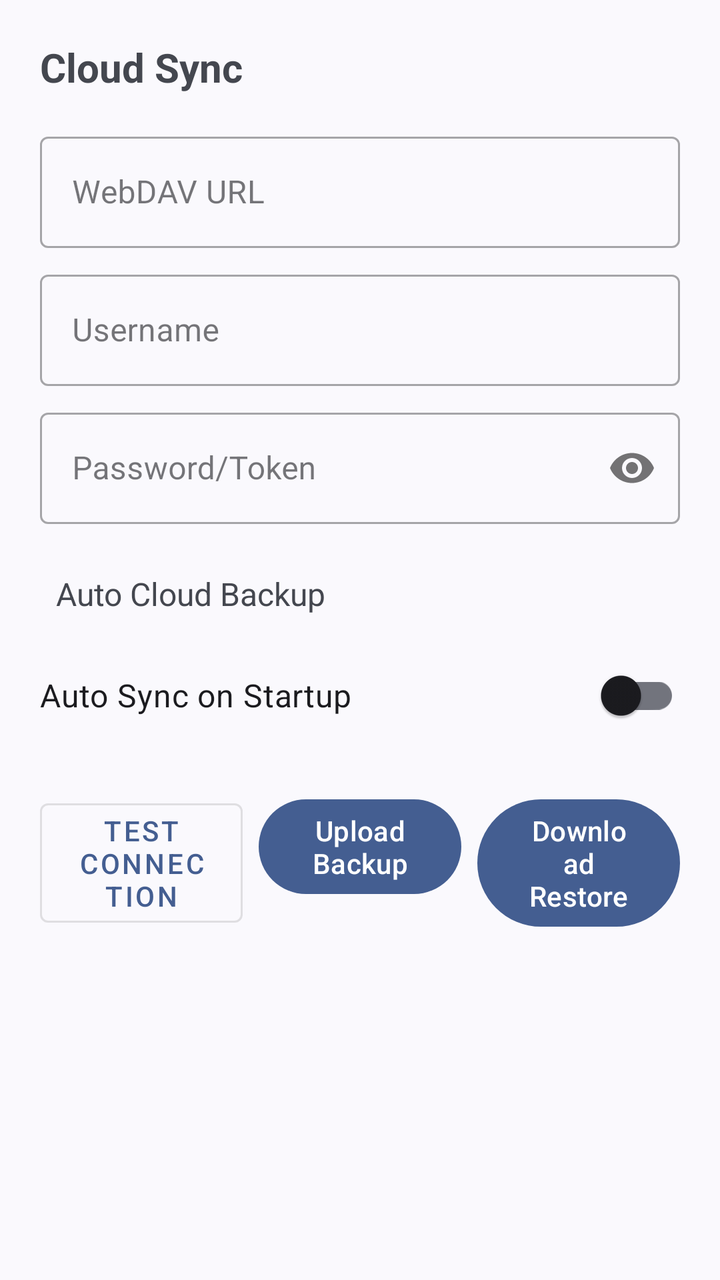
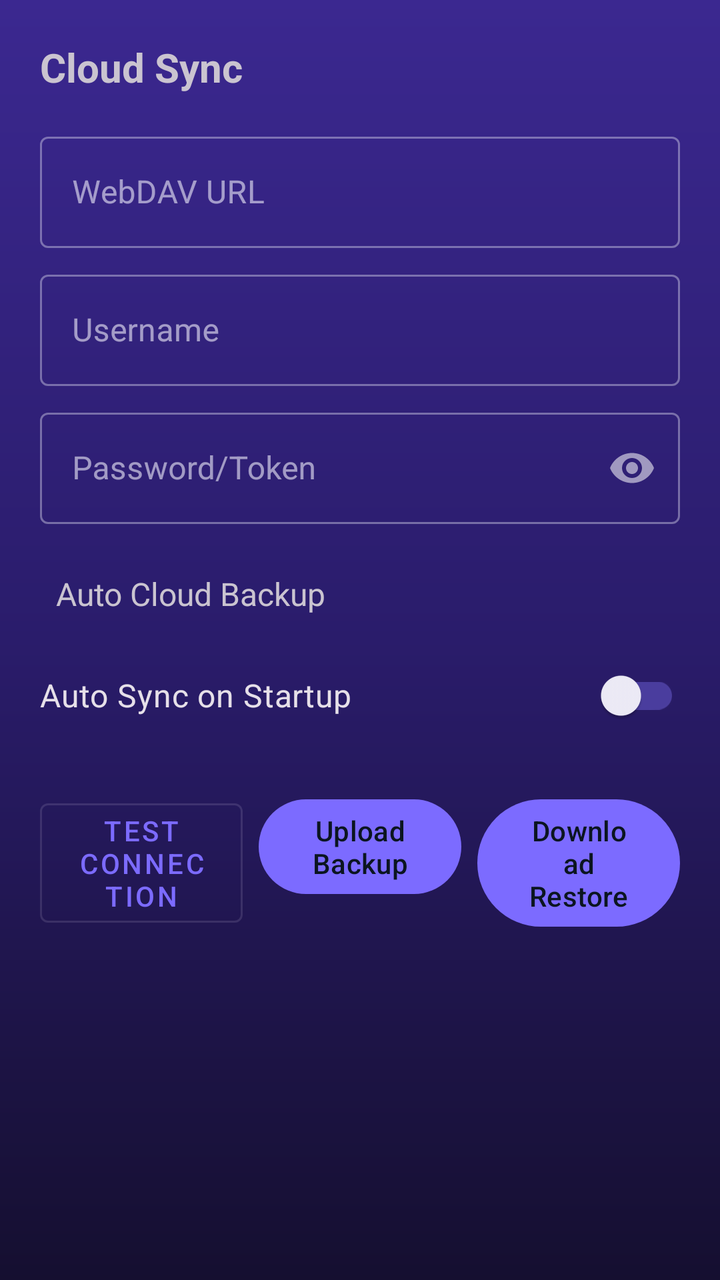

An Android layout rendered at two revisions. The XML below is the earlier revision; the diff shows what the commit changed to produce the second picture.
<!-- AndroidManifest.xml: another module's application theme Theme.App -->
<!-- res/layout/dialog_webdav.xml -->
<?xml version="1.0" encoding="utf-8"?>
<ScrollView xmlns:android="http://schemas.android.com/apk/res/android"
    xmlns:app="http://schemas.android.com/apk/res-auto"
    android:layout_width="match_parent"
    android:layout_height="wrap_content"
    android:scrollbars="none">

    <LinearLayout
        android:layout_width="match_parent"
        android:layout_height="wrap_content"
        android:orientation="vertical"
        android:padding="20dp">

        <TextView
            android:layout_width="match_parent"
            android:layout_height="wrap_content"
            android:textSize="20sp"
            android:textStyle="bold"
            android:layout_marginBottom="16dp"
            android:text="@string/setting_sync" />

        
        <com.google.android.material.textfield.TextInputLayout
            android:layout_width="match_parent"
            android:layout_height="wrap_content"
            android:layout_marginBottom="8dp"
            android:hint="@string/sync_url"
            style="@style/Widget.MaterialComponents.TextInputLayout.OutlinedBox">
            <com.google.android.material.textfield.TextInputEditText
                android:id="@+id/url"
                android:layout_width="match_parent"
                android:layout_height="wrap_content"
                android:inputType="textUri"
                android:singleLine="true" />
        </com.google.android.material.textfield.TextInputLayout>

        
        <com.google.android.material.textfield.TextInputLayout
            android:layout_width="match_parent"
            android:layout_height="wrap_content"
            android:layout_marginBottom="8dp"
            android:hint="@string/sync_user"
            style="@style/Widget.MaterialComponents.TextInputLayout.OutlinedBox">
            <com.google.android.material.textfield.TextInputEditText
                android:id="@+id/user"
                android:layout_width="match_parent"
                android:layout_height="wrap_content"
                android:inputType="text"
                android:singleLine="true" />
        </com.google.android.material.textfield.TextInputLayout>

        
        <com.google.android.material.textfield.TextInputLayout
            android:layout_width="match_parent"
            android:layout_height="wrap_content"
            android:layout_marginBottom="16dp"
            android:hint="@string/sync_pass"
            app:passwordToggleEnabled="true"
            style="@style/Widget.MaterialComponents.TextInputLayout.OutlinedBox">
            <com.google.android.material.textfield.TextInputEditText
                android:id="@+id/pass"
                android:layout_width="match_parent"
                android:layout_height="wrap_content"
                android:inputType="textPassword"
                android:singleLine="true" />
        </com.google.android.material.textfield.TextInputLayout>

        
        <LinearLayout
            android:id="@+id/autoBackup"
            android:layout_width="match_parent"
            android:layout_height="wrap_content"
            android:orientation="horizontal"
            android:gravity="center_vertical"
            android:padding="8dp"
            android:layout_marginBottom="8dp">

            <com.google.android.material.textview.MaterialTextView
                android:layout_width="0dp"
                android:layout_weight="1"
                android:layout_height="wrap_content"
                android:text="@string/sync_auto_backup"
                android:textSize="16sp" />

            <com.google.android.material.textview.MaterialTextView
                android:id="@+id/autoBackupText"
                android:layout_width="wrap_content"
                android:layout_height="wrap_content"
                android:textSize="16sp" />
        </LinearLayout>

        
        <com.google.android.material.switchmaterial.SwitchMaterial
            android:id="@+id/autoSync"
            android:layout_width="match_parent"
            android:layout_height="wrap_content"
            android:layout_marginBottom="24dp"
            android:text="@string/sync_auto_sync"
            android:textSize="16sp" />

        
        <LinearLayout
            android:layout_width="match_parent"
            android:layout_height="wrap_content"
            android:orientation="horizontal">

            <Button
                android:id="@+id/test"
                android:layout_width="0dp"
                android:layout_weight="1"
                android:layout_height="wrap_content"
                android:layout_marginEnd="8dp"
                android:text="@string/sync_test"
                style="@style/Widget.MaterialComponents.Button.OutlinedButton" />

            <Button
                android:id="@+id/backup"
                android:layout_width="0dp"
                android:layout_weight="1"
                android:layout_height="wrap_content"
                android:layout_marginEnd="8dp"
                android:text="@string/sync_backup" />

            <Button
                android:id="@+id/restore"
                android:layout_width="0dp"
                android:layout_weight="1"
                android:layout_height="wrap_content"
                android:text="@string/sync_restore" />
        </LinearLayout>

    </LinearLayout>

</ScrollView>
<!-- resources referenced by this layout -->
<resources>
  <string name="setting_sync">Cloud Sync</string>
  <string name="sync_auto_backup">Auto Cloud Backup</string>
  <string name="sync_auto_sync">Auto Sync on Startup</string>
  <string name="sync_backup">Upload Backup</string>
  <string name="sync_pass">Password/Token</string>
  <string name="sync_restore">Download Restore</string>
  <string name="sync_test">Test Connection</string>
  <string name="sync_url">WebDAV URL</string>
  <string name="sync_user">Username</string>
  <style name="Theme.App" parent="Theme.Base" />
  <style name="Theme.Base" parent="Theme.Material3.DynamicColors.DayNight.NoActionBar">
          <item name="android:statusBarColor">@color/transparent</item>
          <item name="android:navigationBarColor">@color/transparent</item>
          <item name="android:windowDrawsSystemBarBackgrounds">true</item>
      </style>
  <color name="transparent">#00000000</color>
</resources>

<!-- the commit's change to res/layout/dialog_webdav.xml (unified diff, before → after) -->
@@ -27,7 +27,9 @@
             android:hint="@string/sync_url"
             style="@style/Widget.MaterialComponents.TextInputLayout.OutlinedBox">
             <com.google.android.material.textfield.TextInputEditText
-                android:id="@+id/url"
+                android:text=""
+            android:id="@+id/url"
+            android:importantForAutofill="no"
                 android:layout_width="match_parent"
                 android:layout_height="wrap_content"
                 android:inputType="textUri"
@@ -42,7 +44,9 @@
             android:hint="@string/sync_user"
             style="@style/Widget.MaterialComponents.TextInputLayout.OutlinedBox">
             <com.google.android.material.textfield.TextInputEditText
-                android:id="@+id/user"
+                android:text=""
+            android:id="@+id/user"
+            android:importantForAutofill="no"
                 android:layout_width="match_parent"
                 android:layout_height="wrap_content"
                 android:inputType="text"
@@ -58,7 +62,9 @@
             app:passwordToggleEnabled="true"
             style="@style/Widget.MaterialComponents.TextInputLayout.OutlinedBox">
             <com.google.android.material.textfield.TextInputEditText
-                android:id="@+id/pass"
+                android:text=""
+            android:id="@+id/pass"
+            android:importantForAutofill="no"
                 android:layout_width="match_parent"
                 android:layout_height="wrap_content"
                 android:inputType="textPassword"
<!-- resource entries referenced after the edit -->
@@ -10,11 +10,50 @@
   <string name="sync_url">WebDAV URL</string>
   <string name="sync_user">Username</string>
   <style name="Theme.App" parent="Theme.Base" />
-  <style name="Theme.Base" parent="Theme.Material3.DynamicColors.DayNight.NoActionBar">
+  <style name="Theme.Base" parent="Theme.Material3.Dark.NoActionBar">
+          
+          <item name="colorPrimary">@color/nf_accent</item>
+          <item name="colorOnPrimary">@color/nf_on_focus</item>
+          <item name="colorSecondary">@color/nf_activated</item>
+          
+          <item name="android:windowBackground">@drawable/bg_page</item>
+          
+          <item name="colorSurface">@color/nf_surface</item>
+          <item name="colorSurfaceContainerLowest">#171233</item>
+          <item name="colorSurfaceContainerLow">#1F1947</item>
+          <item name="colorSurfaceContainer">#262057</item>
+          <item name="colorSurfaceContainerHigh">@color/nf_surface</item>
+          <item name="colorSurfaceContainerHighest">@color/nf_card</item>
+          <item name="colorSurfaceVariant">@color/nf_card</item>
+          <item name="colorOnSurface">@color/nf_text</item>
+          <item name="colorOnSurfaceVariant">@color/nf_text_2</item>
+          <item name="colorOutline">@color/nf_card_btn</item>
+          <item name="colorOutlineVariant">@color/nf_card_btn</item>
+          
           <item name="android:statusBarColor">@color/transparent</item>
           <item name="android:navigationBarColor">@color/transparent</item>
           <item name="android:windowDrawsSystemBarBackgrounds">true</item>
       </style>
+  <color name="nf_accent">#7C6BFF</color>
+  <color name="nf_on_focus">#0B1520</color>
+  <color name="nf_activated">#9A8BFF</color>
+  <!-- drawable bg_page (drawable) -->
+  <?xml version="1.0" encoding="utf-8"?>
+  <shape xmlns:android="http://schemas.android.com/apk/res/android"
+      android:shape="rectangle">
+      <gradient
+          android:angle="270"
+          android:centerColor="#2A1C6B"
+          android:centerY="0.5"
+          android:endColor="#150F30"
+          android:startColor="#3B2890"
+          android:type="linear" />
+  </shape>
+  <color name="nf_surface">#2E2566</color>
+  <color name="nf_card">#3D3088</color>
+  <color name="nf_text">#F0EEFA</color>
+  <color name="nf_text_2">#A9A4C9</color>
+  <color name="nf_card_btn">#4A3D9E</color>
   <color name="transparent">#00000000</color>
 </resources>
 
